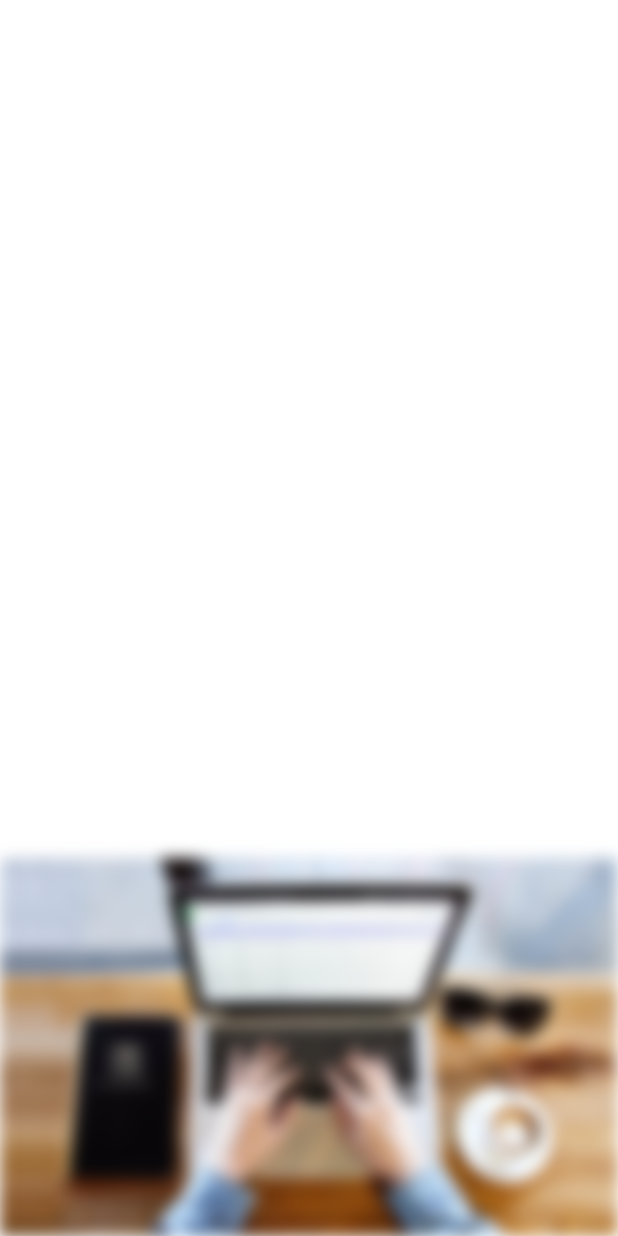
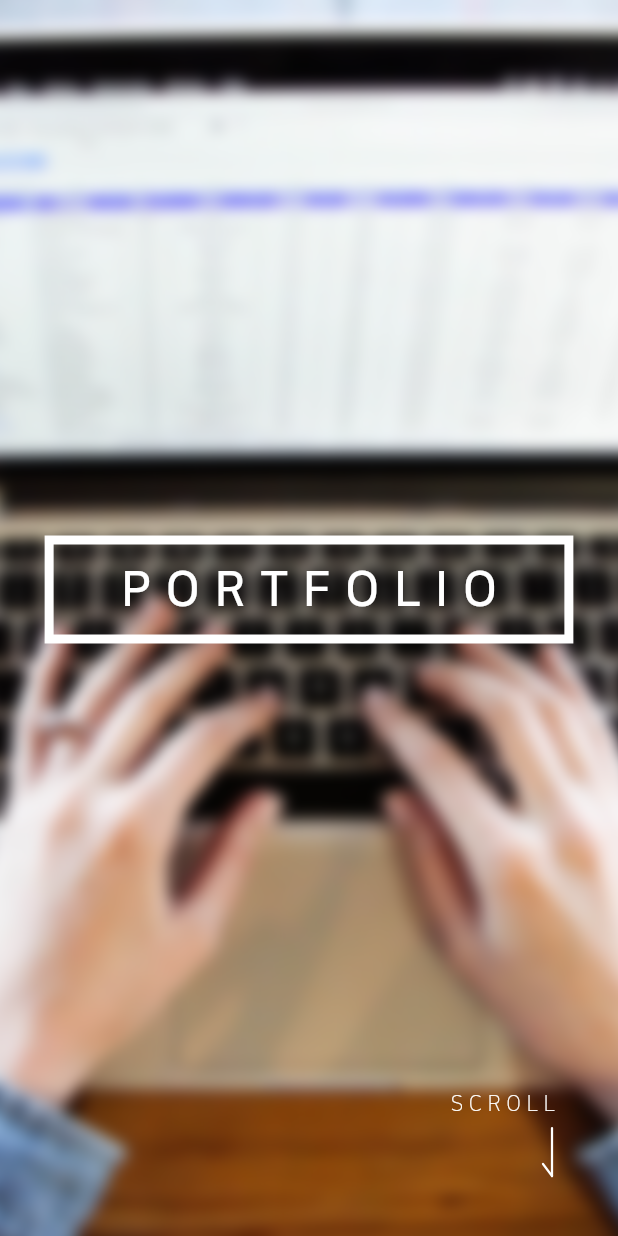
Before and after one commit to hsd2747/portfolio, a Flutter app: the screen it shows after launch, after a tap on "Portfolio", on a phone screen of 412 x 824 dp. Run offline on Flutter 3.47's test engine with Material 2 defaults, Android fonts, the phone set to English and light mode, and no system bars; drawn by our look-alikes of animated_text_kit; our stand-ins replace tuple.

Commit message:
main image 적용, font 변경

```diff
--- a/lib/main.dart
+++ b/lib/main.dart
@@ -55,6 +55,7 @@ class _MyAppState extends State<MyApp> {
             title: 'Portfolio',
             debugShowCheckedModeBanner: false,
             theme: ThemeData(
+              fontFamily: 'NanumSquare',
               primarySwatch: Colors.blue,
             ),
             routerDelegate: _appRouterDelegate,
--- a/lib/views/portfolio/portfolio_screen.dart
+++ b/lib/views/portfolio/portfolio_screen.dart
@@ -1,5 +1,6 @@
 import 'dart:ui';
 
+import 'package:flutter/foundation.dart';
 import 'package:flutter/material.dart';
 import 'package:provider/provider.dart';
 
@@ -7,6 +8,7 @@ import '../../models/mouse_cursor_model.dart';
 
 import '../../components/sequence_animation.dart';
 import 'widgets/main_image_widget.dart';
+import 'widgets/about_me_widget.dart';
 
 import '../../theme/theme_manager.dart';
 
@@ -34,7 +36,7 @@ class _PortfolioScreenState extends State<PortfolioScreen> {
     );
 
     return ListView(
-      physics: NeverScrollableScrollPhysics(),
+      physics: kIsWeb ? NeverScrollableScrollPhysics() : null,
       controller: mouseCursorModel.scrollController,
       children: [
         // Container(
@@ -46,90 +48,7 @@ class _PortfolioScreenState extends State<PortfolioScreen> {
           height: 30,
           color: CustomTheme.of(context).background,
         ),
-        Center(
-          child: Text(
-            'ABOUT ME',
-            style: TextStyle(
-              color: CustomTheme.of(context).subTextColor1,
-              fontSize: 24,
-              fontWeight: FontWeight.bold,
-            ),
-          ),
-        ),
-        SizedBox(height: 60),
-        Row(
-          mainAxisAlignment: MainAxisAlignment.center,
-          crossAxisAlignment: CrossAxisAlignment.center,
-          children: [
-            Container(
-              width: 200,
-              height: 200,
-              decoration: BoxDecoration(
-                borderRadius: BorderRadius.circular(100),
-                color: CustomTheme.of(context).lightBackground,
-              ),
-              child: Center(
-                child: Text('사진'),
-              ),
-            ),
-            SizedBox(width: 60),
-            Column(
-              crossAxisAlignment: CrossAxisAlignment.start,
-              children: [
-                Text(
-                  'MY NAME',
-                  style: TextStyle(
-                    fontSize: 16,
-                    fontWeight: FontWeight.bold,
-                    color: CustomTheme.of(context).mainTextColor,
-                  ),
-                ),
-                SizedBox(height: 5),
-                Text(
-                  '한승대',
-                  style: TextStyle(
-                    fontSize: 16,
-                    color: CustomTheme.of(context).subTextColor2,
-                  ),
-                ),
-                SizedBox(height: 40),
-                Text(
-                  'BIRTHDAY',
-                  style: TextStyle(
-                    fontSize: 16,
-                    fontWeight: FontWeight.bold,
-                    color: CustomTheme.of(context).mainTextColor,
-                  ),
-                ),
-                SizedBox(height: 5),
-                Text(
-                  '1999 . 01 . 25',
-                  style: TextStyle(
-                    fontSize: 16,
-                    color: CustomTheme.of(context).subTextColor2,
-                  ),
-                ),
-                SizedBox(height: 40),
-                Text(
-                  'CONTACTS',
-                  style: TextStyle(
-                    fontSize: 16,
-                    fontWeight: FontWeight.bold,
-                    color: CustomTheme.of(context).mainTextColor,
-                  ),
-                ),
-                SizedBox(height: 5),
-                Text(
-                  '010.4145.2757',
-                  style: TextStyle(
-                    fontSize: 16,
-                    color: CustomTheme.of(context).subTextColor2,
-                  ),
-                ),
-              ],
-            )
-          ],
-        ),
+        AboutMeWidget(),
         SizedBox(height: 5000),
       ],
     );
--- /dev/null
+++ b/lib/views/portfolio/widgets/about_me_widget.dart
@@ -0,0 +1,107 @@
+import 'package:flutter/material.dart';
+
+import '../../../theme/theme_manager.dart';
+
+class AboutMeWidget extends StatelessWidget {
+  AboutMeWidget({Key key}) : super(key: key);
+
+  @override
+  Widget build(BuildContext context) {
+    return Column(
+      children: [
+        Center(
+          child: Text(
+            'ABOUT ME',
+            style: TextStyle(
+              color: CustomTheme.of(context).subTextColor1,
+              fontSize: 24,
+              fontWeight: FontWeight.bold,
+            ),
+          ),
+        ),
+        SizedBox(height: 60),
+        Row(
+          mainAxisAlignment: MainAxisAlignment.center,
+          crossAxisAlignment: CrossAxisAlignment.center,
+          children: [
+            Container(
+              width: 200,
+              height: 200,
+              decoration: BoxDecoration(
+                borderRadius: BorderRadius.circular(100),
+                color: CustomTheme.of(context).lightBackground,
+              ),
+              child: Center(
+                child: Text('사진'),
+              ),
+            ),
+            SizedBox(width: 60),
+            Column(
+              crossAxisAlignment: CrossAxisAlignment.start,
+              children: [
+                Text(
+                  'MY NAME',
+                  style: TextStyle(
+                    fontSize: 16,
+                    fontWeight: FontWeight.bold,
+                    color: CustomTheme.of(context).mainTextColor,
+                  ),
+                ),
+                SizedBox(height: 5),
+                Text(
+                  '한승대',
+                  style: TextStyle(
+                    fontSize: 16,
+                    color: CustomTheme.of(context).subTextColor2,
+                  ),
+                ),
+                SizedBox(height: 40),
+                Text(
+                  'BIRTHDAY',
+                  style: TextStyle(
+                    fontSize: 16,
+                    fontWeight: FontWeight.bold,
+                    color: CustomTheme.of(context).mainTextColor,
+                  ),
+                ),
+                SizedBox(height: 5),
+                Text(
+                  '1999 . 01 . 25',
+                  style: TextStyle(
+                    fontSize: 16,
+                    color: CustomTheme.of(context).subTextColor2,
+                  ),
+                ),
+                SizedBox(height: 40),
+                Text(
+                  'CONTACTS',
+                  style: TextStyle(
+                    fontSize: 16,
+                    fontWeight: FontWeight.bold,
+                    color: CustomTheme.of(context).mainTextColor,
+                  ),
+                ),
+                SizedBox(height: 5),
+                Text(
+                  '010.4145.2757',
+                  style: TextStyle(
+                    fontSize: 16,
+                    color: CustomTheme.of(context).subTextColor2,
+                  ),
+                ),
+              ],
+            ),
+          ],
+        ),
+        SizedBox(height: 40),
+        Text(
+          '"Lorem ipsum dolor sit amet, consectetur adipiscing elit, sed do eiusmod tempor incididunt ut labore et dolore magna aliqua. Ut enim ad minim veniam, quis nostrud exercitation ullamco laboris nisi ut aliquip ex ea commodo consequat. Duis aute irure dolor in reprehenderit in voluptate velit esse cillum dolore eu fugiat nulla pariatur. Excepteur sint occaecat cupidatat non proident, sunt in culpa qui officia deserunt mollit anim id est laborum."',
+          style: TextStyle(
+            fontSize: 14,
+            color: CustomTheme.of(context).mainTextColor,
+          ),
+        )
+      ],
+    );
+  }
+}
--- a/lib/views/portfolio/widgets/main_image_widget.dart
+++ b/lib/views/portfolio/widgets/main_image_widget.dart
@@ -28,7 +28,7 @@ class _MainImageWidgetState extends State<MainImageWidget>
     _controller = AnimationController(
       vsync: this,
       duration: Duration(
-        milliseconds: 1500,
+        milliseconds: 2500,
       ),
     );
 
@@ -55,16 +55,19 @@ class _MainImageWidgetState extends State<MainImageWidget>
             ),
             children: [
               Container(
-                //height: MediaQuery.of(context).size.height,
+                height: MediaQuery.of(context).size.height,
                 child: ImageFiltered(
                   imageFilter: ImageFilter.blur(
                     sigmaX: 5.0,
                     sigmaY: 5.0,
                   ),
-                  child: Image.asset(
-                    'resources/portfolio_main.jpg',
-                    key: _mainImageKey,
-                    fit: BoxFit.fill,
+                  child: Transform.scale(
+                    scale: 1.1,
+                    child: Image.asset(
+                      'resources/portfolio_main.jpg',
+                      key: _mainImageKey,
+                      fit: BoxFit.cover,
+                    ),
                   ),
                 ),
               ),
@@ -78,7 +81,7 @@ class _MainImageWidgetState extends State<MainImageWidget>
                 children: [
                   SequenceAnimation(
                     startInterval: 0.0,
-                    endInterval: 0.5,
+                    endInterval: 0.3,
                     controller: _controller,
                     axis: AnimationAxis.right,
                     child: Container(
@@ -113,7 +116,7 @@ class _MainImageWidgetState extends State<MainImageWidget>
                   ),
                   SizedBox(height: 20),
                   SequenceAnimation(
-                    startInterval: 0.5,
+                    startInterval: 0.7,
                     endInterval: 1.0,
                     controller: _controller,
                     axis: AnimationAxis.right,
@@ -129,6 +132,35 @@ class _MainImageWidgetState extends State<MainImageWidget>
               );
             },
           ),
+          Align(
+            alignment: Alignment.bottomRight,
+            child: Padding(
+              padding: EdgeInsets.fromLTRB(0, 0, 40, 40),
+              child: Column(
+                mainAxisAlignment: MainAxisAlignment.end,
+                crossAxisAlignment: CrossAxisAlignment.end,
+                children: [
+                  Text(
+                    'SCROLL',
+                    style: TextStyle(
+                      fontSize: 14,
+                      color: Colors.white,
+                      fontWeight: FontWeight.w200,
+                      letterSpacing: 4,
+                    ),
+                  ),
+                  Container(
+                    height: 40,
+                    width: 10,
+                    padding: EdgeInsets.fromLTRB(0, 8, 4, 0),
+                    child: CustomPaint(
+                      painter: CustomDownArrow(),
+                    ),
+                  ),
+                ],
+              ),
+            ),
+          )
         ],
       ),
     );
@@ -155,36 +187,45 @@ class ParallaxFlowDelegate extends FlowDelegate {
 
   @override
   void paintChildren(FlowPaintingContext context) {
+    // final scrollableBox =
+    //     this.scrollable.context.findRenderObject() as RenderBox;
+    // final itemBox = this.itemContext.findRenderObject() as RenderBox;
+    // final itemOffset = itemBox.localToGlobal(
+    //   itemBox.size.centerLeft(Offset.zero),
+    //   ancestor: scrollableBox,
+    // );
+
+    // final viewportDimension = this.scrollable.position.viewportDimension;
+    // final scrollFraction = (itemOffset.dy / viewportDimension).clamp(0.0, 1.0);
+
+    // double y = scrollFraction * 4 - 1;
+    // final verticalAlignment = Alignment(0.0, y);
+
+    // final itemSize =
+    //     (this.itemKey.currentContext.findRenderObject() as RenderBox).size;
+    // final listItemSize = context.size;
+
+    // final childRect = verticalAlignment.inscribe(
+    //   itemSize,
+    //   Offset.zero & listItemSize,
+    // );
+    //print('${childRect}');
     final scrollableBox =
         this.scrollable.context.findRenderObject() as RenderBox;
     final itemBox = this.itemContext.findRenderObject() as RenderBox;
     final itemOffset = itemBox.localToGlobal(
-      itemBox.size.centerLeft(Offset.zero),
+      itemBox.size.topLeft(Offset.zero),
       ancestor: scrollableBox,
     );
-
-    final viewportDimension = this.scrollable.position.viewportDimension;
-    final scrollFraction = (itemOffset.dy / viewportDimension).clamp(0.0, 1.0);
-
-    double y = scrollFraction * 4 - 1;
-    final verticalAlignment = Alignment(0.0, y);
-
-    final itemSize =
-        (this.itemKey.currentContext.findRenderObject() as RenderBox).size;
-    final listItemSize = context.size;
-
-    print('${verticalAlignment.y} $itemSize');
-    final childRect = verticalAlignment.inscribe(
-      itemSize,
-      Offset.zero & listItemSize,
-    );
+    // print('$itemOffset ${this.scrollable.position.pixels} ');
 
     context.paintChild(
       0,
       transform: Transform.translate(
         offset: Offset(
           0.0,
-          childRect.top,
+          (itemOffset.dy * 0.6) + this.scrollable.position.pixels,
+          // childRect.top,
         ),
       ).transform,
     );
@@ -197,3 +238,29 @@ class ParallaxFlowDelegate extends FlowDelegate {
         this.itemKey != oldDelegate.itemKey;
   }
 }
+
+class CustomDownArrow extends CustomPainter {
+  @override
+  void paint(Canvas canvas, Size size) {
+    Paint paint = Paint()
+      ..color = Colors.white
+      ..strokeWidth = 1.5
+      ..strokeCap = StrokeCap.round;
+
+    canvas.drawLine(
+      Offset(size.width, 0),
+      Offset(size.width, size.height),
+      paint,
+    );
+    canvas.drawLine(
+      Offset(size.width, size.height),
+      Offset(0, size.height - (size.height / 4)),
+      paint,
+    );
+  }
+
+  @override
+  bool shouldRepaint(covariant CustomPainter oldDelegate) {
+    return false;
+  }
+}
```
Also changed, not shown: pubspec.yaml (+10 -0 lines), fonts/NanumSquareB.ttf (added), fonts/NanumSquareEB.ttf (added), fonts/NanumSquareL.ttf (added), fonts/NanumSquareR.ttf (added).
